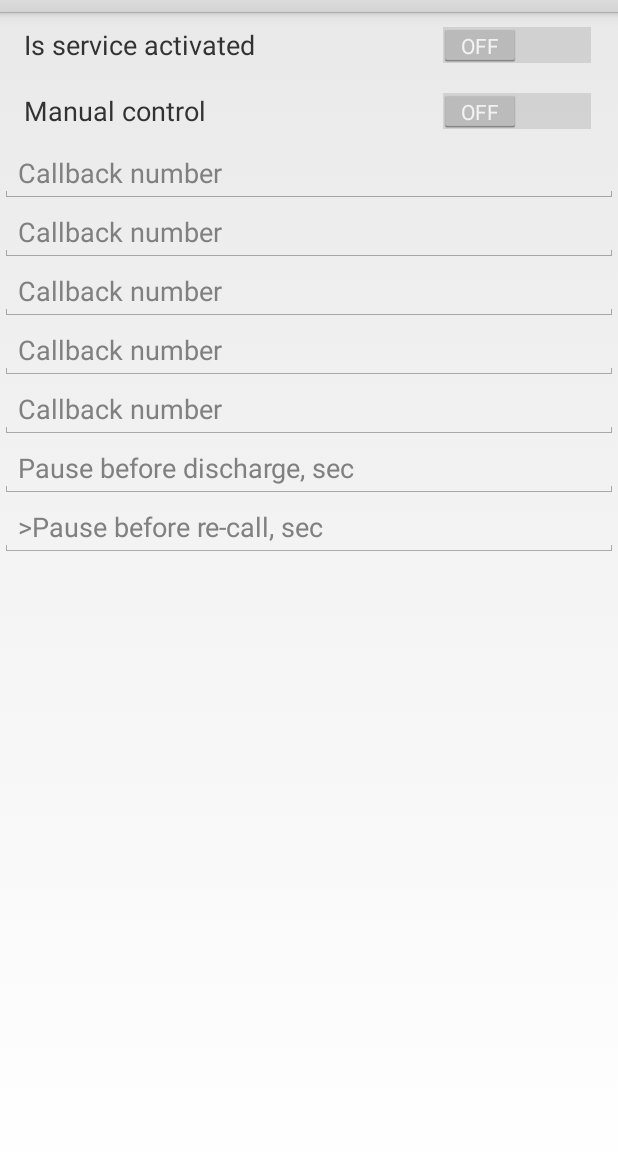
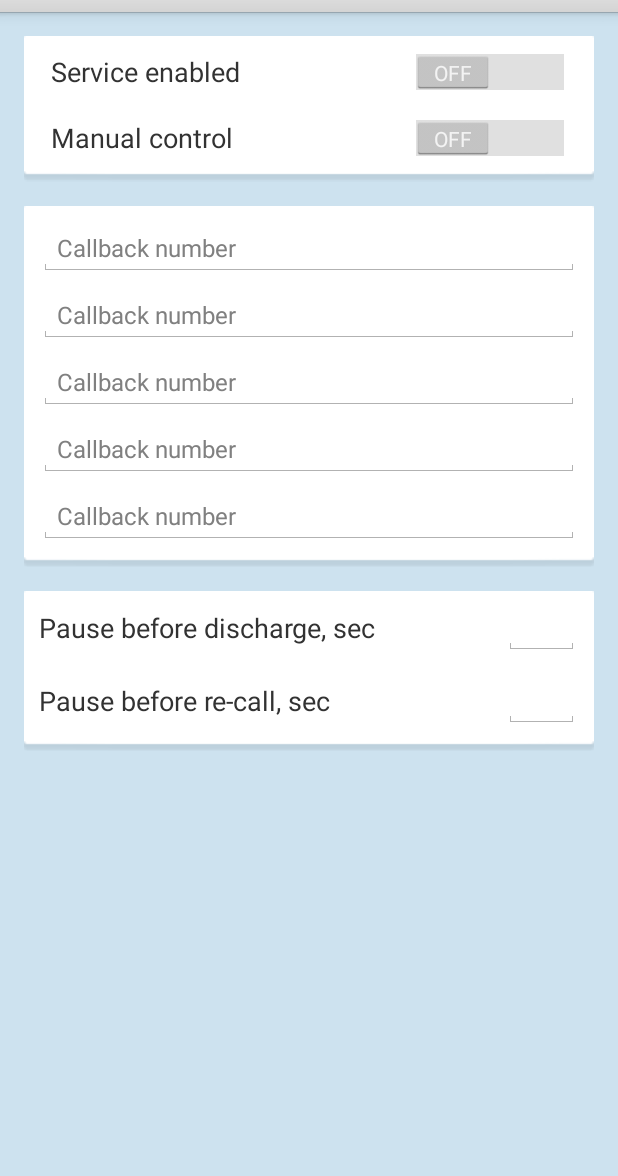
Before and after one commit to Dima2407/eazyback, an Android app: the screen it shows after launch (SettingsActivity), on a phone screen of 412 x 824 dp, the part 60-1236 px from its top. Run offline under Robolectric (Android 15) with nearby library versions, the phone set to English and light mode, and no system bars.

Commit message:
2.0 release

```diff
--- a/app/build.gradle
+++ b/app/build.gradle
@@ -8,7 +8,7 @@ android {
         applicationId "com.easyback.andriy.eazyback"
         minSdkVersion 15
         targetSdkVersion 19
-        versionCode 10
+        versionCode 12
         versionName "2.0"
     }
     buildTypes {
--- a/app/src/main/java/com/easyback/andriy/eazyback/ui/SettingsActivity.java
+++ b/app/src/main/java/com/easyback/andriy/eazyback/ui/SettingsActivity.java
@@ -122,11 +122,10 @@ public class SettingsActivity extends Activity {
 
                 case R.id.activator_manual_control:
                     mEzApplication.getSharedHelper().setActivateManualMode(isChecked);
+                    //ViewUtils.showInterceptWindow(mEzApplication, null);
                     break;
             }
 
         }
     }
-
-
 }
--- a/app/src/main/java/com/easyback/andriy/eazyback/utils/ViewUtils.java
+++ b/app/src/main/java/com/easyback/andriy/eazyback/utils/ViewUtils.java
@@ -53,16 +53,16 @@ public final class ViewUtils {
         WindowManager.LayoutParams p = new WindowManager.LayoutParams(
                 // Shrink the window to wrap the content rather than filling the screen
                 WindowManager.LayoutParams.WRAP_CONTENT,
-                WindowManager.LayoutParams.MATCH_PARENT,
+                WindowManager.LayoutParams.WRAP_CONTENT,
                 // Display it on top of other application windows, but only for the current user
                 WindowManager.LayoutParams.TYPE_SYSTEM_ALERT,
                 // Don't let it grab the input focus
-                WindowManager.LayoutParams.FLAG_NOT_FOCUSABLE,
+                WindowManager.LayoutParams.FLAG_TRANSLUCENT_STATUS,
                 // Make the underlying application window visible through any transparent parts
                 PixelFormat.TRANSLUCENT);
 
 // Define the position of the window within the screen
-        p.gravity = Gravity.BOTTOM;
+        p.gravity = Gravity.RIGHT;
 
         CallPanel controlPanel = new CallPanel(pContext, pOnClickListener);
         WindowManager windowManager = (WindowManager) pContext.getSystemService(Activity.WINDOW_SERVICE);
@@ -70,8 +70,9 @@ public final class ViewUtils {
         return controlPanel;
     }
 
-    public static void hideInterceptWindow(Context pContext, CallPanel pCallPanel){
+    public static void hideInterceptWindow(Context pContext, CallPanel pCallPanel) {
         WindowManager windowManager = (WindowManager) pContext.getSystemService(Activity.WINDOW_SERVICE);
         windowManager.removeViewImmediate(pCallPanel);
+
     }
 }
--- /dev/null
+++ b/app/src/main/res/drawable/call_panel_button_selector.xml
@@ -0,0 +1,9 @@
+<?xml version="1.0" encoding="utf-8"?>
+
+<selector
+    xmlns:android="http://schemas.android.com/apk/res/android">
+
+    <item android:drawable="@color/pressed_button" android:state_pressed="true"/>
+    <item android:drawable="@color/pressed_un_pressed"/>
+
+</selector>
--- a/app/src/main/res/layout/activity_settings.xml
+++ b/app/src/main/res/layout/activity_settings.xml
@@ -1,13 +1,22 @@
 <?xml version="1.0" encoding="utf-8"?>
 
-<ScrollView xmlns:android="http://schemas.android.com/apk/res/android"
+<ScrollView
+
+    xmlns:android="http://schemas.android.com/apk/res/android"
     android:layout_width="match_parent"
-            android:layout_height="match_parent">
+    android:layout_height="match_parent"
+    android:background="@color/stock_background">
 
     <LinearLayout
         android:layout_width="match_parent"
         android:layout_height="wrap_content"
         android:orientation="vertical">
+
+        <LinearLayout
+            android:layout_width="match_parent"
+            android:layout_height="wrap_content"
+            android:orientation="vertical"
+            style="@style/Cell">
 
             <RelativeLayout
                 android:layout_marginTop="@dimen/secondary_margin"
@@ -23,8 +32,7 @@
                     android:paddingLeft="@dimen/main_margin"
                     android:layout_alignParentLeft="true"
                     android:layout_centerVertical="true"
-                android:textSize="18sp"/>
-
+                    android:textSize="@dimen/main_text_size"/>
 
                 <Switch
                     android:id="@+id/activator"
@@ -51,7 +59,7 @@
                     android:paddingLeft="@dimen/main_margin"
                     android:layout_alignParentLeft="true"
                     android:layout_centerVertical="true"
-                android:textSize="18sp"/>
+                    android:textSize="@dimen/main_text_size"/>
 
 
                 <Switch
@@ -65,60 +73,103 @@
 
             </RelativeLayout>
 
+        </LinearLayout>
+
+        <LinearLayout
+            android:layout_width="match_parent"
+            android:layout_height="wrap_content"
+            android:orientation="vertical"
+            style="@style/Cell">
+
             <EditText
                 android:id="@+id/number_one"
                 android:layout_width="match_parent"
                 android:layout_height="wrap_content"
-            android:layout_weight="2.7"
-            android:inputType="phone"
-            android:hint="@string/callback_number"/>
+                style="@style/EazyEditTextPhone"/>
 
             <EditText
                 android:id="@+id/number_two"
                 android:layout_width="match_parent"
                 android:layout_height="wrap_content"
-            android:layout_weight="2.7"
-            android:inputType="phone"
-            android:hint="@string/callback_number"/>
+                style="@style/EazyEditTextPhone"/>
 
             <EditText
                 android:id="@+id/number_there"
                 android:layout_width="match_parent"
                 android:layout_height="wrap_content"
-            android:layout_weight="2.7"
-            android:inputType="phone"
-            android:hint="@string/callback_number"/>
+                style="@style/EazyEditTextPhone"/>
 
             <EditText
                 android:id="@+id/number_four"
                 android:layout_width="match_parent"
                 android:layout_height="wrap_content"
-            android:layout_weight="2.7"
-            android:inputType="phone"
-            android:hint="@string/callback_number"/>
+                style="@style/EazyEditTextPhone"/>
 
             <EditText
                 android:id="@+id/number_five"
                 android:layout_width="match_parent"
                 android:layout_height="wrap_content"
-            android:layout_weight="2.7"
-            android:inputType="phone"
-            android:hint="@string/callback_number"/>
+                style="@style/EazyEditTextPhone"
+                android:layout_marginBottom="@dimen/secondary_margin"/>
+        </LinearLayout>
+
+        <LinearLayout
+            android:layout_width="match_parent"
+            android:layout_height="wrap_content"
+            android:orientation="vertical"
+            style="@style/Cell">
+
+            <RelativeLayout
+                android:layout_width="match_parent"
+                android:layout_height="match_parent">
+
+                <TextView
+                    android:text="@string/reject_time"
+                    android:layout_width="wrap_content"
+                    android:layout_height="wrap_content"
+                    android:layout_alignParentLeft="true"
+                    android:layout_centerInParent="true"
+                    android:textSize="@dimen/main_text_size"
+                    android:layout_marginLeft="@dimen/secondary_margin"
+                    android:gravity="center"/>
 
                 <EditText
                     android:id="@+id/reject_delay"
+                    android:layout_width="@dimen/sec_edit_text"
+                    android:layout_height="wrap_content"
+                    style="@style/EazyEditText"
+                    android:layout_alignParentRight="true"
+                    android:layout_centerVertical="true"
+                    android:inputType="number"
+                    />
+
+            </RelativeLayout>
+
+
+            <RelativeLayout
                 android:layout_width="match_parent"
+                android:layout_height="match_parent">
+
+                <TextView
+                    android:text="@string/callback_time"
+                    android:layout_width="wrap_content"
                     android:layout_height="wrap_content"
-            android:layout_weight="3"
-            android:inputType="number"
-            android:hint="@string/reject_time"/>
+                    android:textSize="@dimen/main_text_size"
+                    android:layout_marginLeft="@dimen/secondary_margin"
+                    android:layout_alignParentLeft="true"
+                    android:layout_centerInParent="true"/>
 
                 <EditText
                     android:id="@+id/call_back_delay"
-            android:layout_width="match_parent"
+                    android:layout_width="@dimen/sec_edit_text"
                     android:layout_height="wrap_content"
-            android:layout_weight="3"
+                    style="@style/EazyEditText"
+                    android:layout_alignParentRight="true"
+                    android:layout_centerVertical="true"
                     android:inputType="number"
-            android:hint="@string/callback_time"/>
+                    android:layout_marginBottom="@dimen/secondary_margin"/>
+
+            </RelativeLayout>
+        </LinearLayout>
     </LinearLayout>
 </ScrollView>
--- a/app/src/main/res/layout/call_panlel_window.xml
+++ b/app/src/main/res/layout/call_panlel_window.xml
@@ -2,29 +2,30 @@
 
 <LinearLayout
     xmlns:android="http://schemas.android.com/apk/res/android"
-    android:orientation="horizontal"
+    android:orientation="vertical"
     android:layout_width="match_parent"
-    android:layout_height="wrap_content">
+    android:layout_height="wrap_content"
+    style="@style/Cell">
 
     <Button
         android:id="@+id/accept_button"
         android:layout_width="match_parent"
         android:layout_height="wrap_content"
-        android:layout_weight="1"
-        android:text="@string/accept_call"/>
+        android:text="@string/accept_call"
+        style="@style/CallPanelButton"/>
 
     <Button
         android:id="@+id/reject_button"
         android:layout_width="match_parent"
         android:layout_height="wrap_content"
-        android:layout_weight="1"
-        android:text="@string/reject_call"/>
+        android:text="@string/reject_call"
+        style="@style/CallPanelButton"/>
 
     <Button
         android:id="@+id/callback_button"
         android:layout_width="match_parent"
         android:layout_height="wrap_content"
-        android:layout_weight="1"
-        android:text="@string/callback"/>
+        android:text="@string/callback"
+        style="@style/CallPanelButton"/>
 
 </LinearLayout>
--- a/app/src/main/res/values/colors.xml
+++ b/app/src/main/res/values/colors.xml
@@ -3,5 +3,8 @@
 
     <color name="start_grad">#fefefe</color>
     <color name="end_grad">#d4d4d4</color>
+    <color name="pressed_button">#1abc9c</color>
+    <color name="pressed_un_pressed">#3ac5aa</color>
+    <color name="stock_background">#cde2ef</color>
 
 </resources>
--- a/app/src/main/res/values/dimens.xml
+++ b/app/src/main/res/values/dimens.xml
@@ -1,4 +1,7 @@
 <resources>
     <dimen name="main_margin">16dp</dimen>
     <dimen name="secondary_margin">8dp</dimen>
+    <dimen name="main_text_size">18sp</dimen>
+    <dimen name="sec_edit_text">50dp</dimen>
+
 </resources>
--- a/app/src/main/res/values/strings.xml
+++ b/app/src/main/res/values/strings.xml
@@ -4,9 +4,9 @@
     <string name="app_name">EazyBack</string>
     <string name="callback_number">Callback number</string>
     <string name="reject_time">Pause before discharge, sec</string>
-    <string name="callback_time">>Pause before re-call, seс</string>
+    <string name="callback_time">Pause before re-call, seс</string>
     <string name="action_settings">Save</string>
-    <string name="is_activated">Is service activated</string>
+    <string name="is_activated">Service enabled</string>
     <string name="is_activated_manual_mod">Manual control</string>
     <string name="invalid_data">Invalid data</string>
     <string name="accept_call">Accept</string>
--- a/app/src/main/res/values/styles.xml
+++ b/app/src/main/res/values/styles.xml
@@ -2,6 +2,36 @@
 
     <style name="AppTheme" parent="android:Theme.Holo.Light">
         <item name="android:actionBarStyle">@style/Widget.ActionBar</item>
+    </style>
+
+    <style name="EazyEditText" parent="AppTheme">
+        <item name="android:layout_marginRight">@dimen/secondary_margin</item>
+        <item name="android:layout_marginLeft">@dimen/secondary_margin</item>
+        <item name="android:layout_marginTop">@dimen/secondary_margin</item>
+    </style>
+
+    <style name="EazyEditTextPhone" parent="EazyEditText">
+        <item name="android:hint">@string/callback_number</item>
+        <item name="android:inputType">phone</item>
+        <item name="android:layout_marginRight">@dimen/secondary_margin</item>
+        <item name="android:layout_marginLeft">@dimen/secondary_margin</item>
+        <item name="android:layout_marginTop">@dimen/secondary_margin</item>
+    </style>
+
+    <style name="Cell" parent="AppTheme">
+        <item name="android:layout_marginLeft">@dimen/main_margin</item>
+        <item name="android:layout_marginRight">@dimen/main_margin</item>
+        <item name="android:layout_marginTop">@dimen/main_margin</item>
+        <item name="android:background">@drawable/card_sell</item>
+    </style>
+
+    <style name="CallPanelButton" parent="AppTheme">
+        <item name="android:layout_margin">@dimen/secondary_margin</item>
+        <item name="android:background">@drawable/call_panel_button_selector</item>
+        <item name="android:layout_weight">1</item>
+        <item name="android:paddingLeft">@dimen/secondary_margin</item>
+        <item name="android:paddingRight">@dimen/secondary_margin</item>
+
     </style>
 
     <style name="Widget.ActionBar" parent="@android:style/Widget.Holo.Light.ActionBar.Solid.Inverse">
@@ -13,4 +43,5 @@
         <item name="android:textColor">@android:color/black</item>
     </style>
 
+
 </resources>
```
Also changed, not shown: app/src/main/res/drawable-hdpi/ic_launcher.png, app/src/main/res/drawable-mdpi/ic_launcher.png, app/src/main/res/drawable-xhdpi/ic_launcher.png, app/src/main/res/drawable/card_sell.9.png (added), 1 other file. Lines whose indentation alone changed are shown as unchanged.
